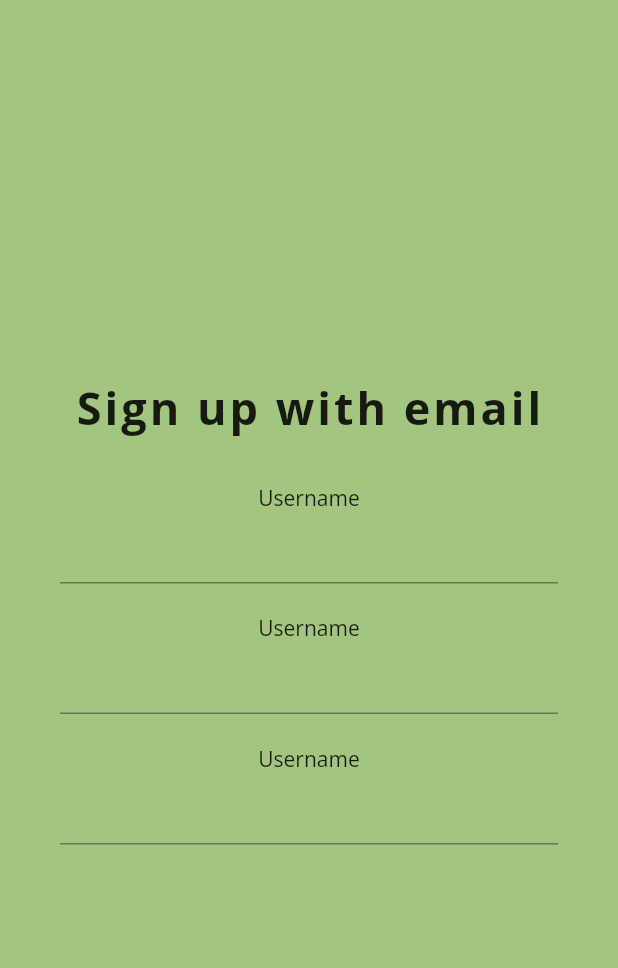
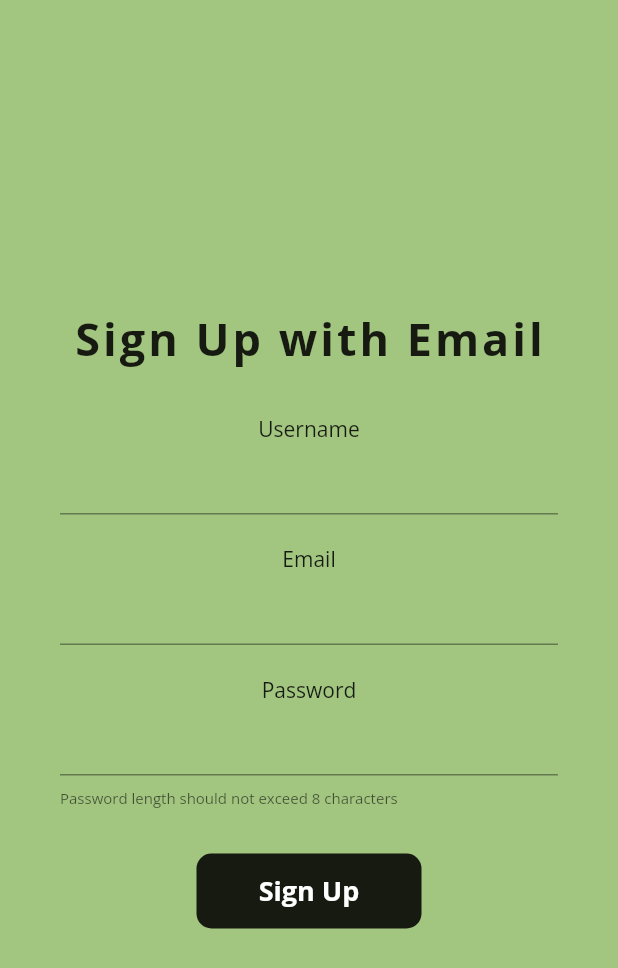
Before and after one commit to nishanbhat/Blogosphere, a Flutter app: the screen it shows after launch, on a phone screen of 412 x 824 dp. Shown: the top 968 px of the screen. Run offline on Flutter 3.47's test engine with Material 2 defaults, Android fonts, the light colour scheme and no system bars; our stand-ins replace google_fonts.

Commit message:
changing ui of signup page

```diff
--- a/lib/pages/signup_page.dart
+++ b/lib/pages/signup_page.dart
@@ -25,7 +25,7 @@ class _SignUpPageState extends State<SignUpPage> {
           mainAxisAlignment: MainAxisAlignment.center,
           children: [
             Text(
-              "Sign up with email",
+              "Sign Up with Email",
               style: TextStyle(
                 fontSize: 30,
                 fontWeight: FontWeight.bold,
@@ -35,9 +35,31 @@ class _SignUpPageState extends State<SignUpPage> {
             SizedBox(
               height: 20,
             ),
-            usernameTextField("Username"),
-            usernameTextField("email"),
-            usernameTextField("password"),
+            usernameTextField(),
+            emailTextField(),
+            passwordTextField(),
+            SizedBox(
+                height: 20,
+              ),
+
+               Container(
+                        width: 150,
+                        height: 50,
+                        decoration: BoxDecoration(
+                          borderRadius: BorderRadius.circular(10),
+                          color: Colors.black87
+                        ),
+                        child: Center(
+                          child: Text(
+                            "Sign Up",
+                            style: TextStyle(
+                              color: Colors.white,
+                              fontSize: 18,
+                              fontWeight: FontWeight.bold,
+                            ),
+                          ),
+                        ),
+                      ),
 
           ],
         ),
@@ -46,7 +68,9 @@ class _SignUpPageState extends State<SignUpPage> {
   }
 }
 
-Widget usernameTextField(String s) {
+
+
+Widget usernameTextField() {
   return Padding(
       padding: const EdgeInsets.symmetric(horizontal: 40, vertical: 10.0),
       child: Column(
@@ -101,6 +125,10 @@ Widget passwordTextField() {
             // controller: _usernameController,
             decoration: InputDecoration(
               // errorText: validate ? null : errorText,
+              helperText: "Password length should not exceed 8 characters",
+              helperStyle: TextStyle(
+                fontSize: 10,
+              ),
               focusedBorder: UnderlineInputBorder(
                 borderSide: BorderSide(
                   color: Colors.black,
```
